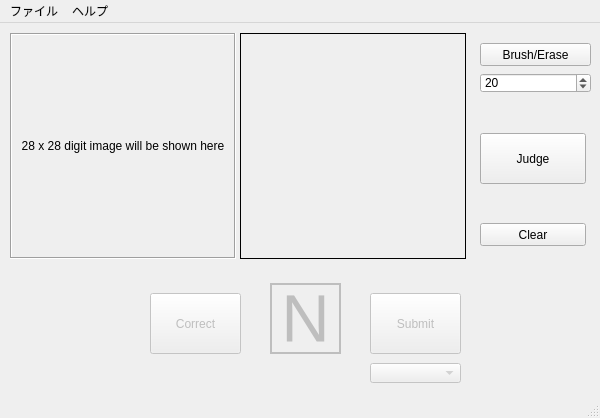
Qt form mainUI.ui (matsu490/MNISTer) before a commit.
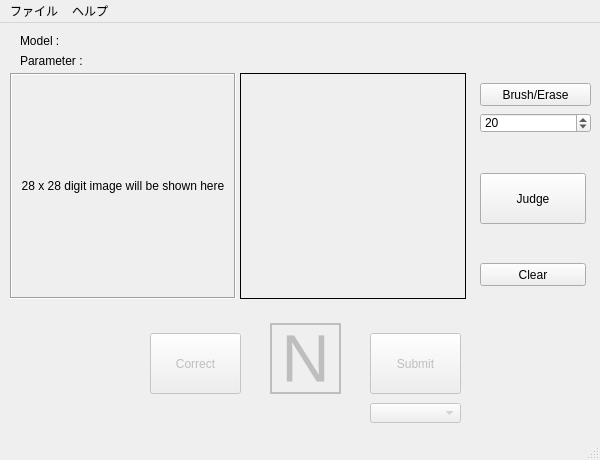
The same form after that commit.

Commit message: added labels for model and parameter

The edit to the form file:
```diff
--- a/mainUI.ui
+++ b/mainUI.ui
@@ -7,7 +7,7 @@
     <x>0</x>
     <y>0</y>
     <width>600</width>
-    <height>418</height>
+    <height>460</height>
    </rect>
   </property>
   <property name="sizePolicy">
@@ -19,13 +19,13 @@
   <property name="minimumSize">
    <size>
     <width>600</width>
-    <height>418</height>
+    <height>460</height>
    </size>
   </property>
   <property name="maximumSize">
    <size>
     <width>600</width>
-    <height>418</height>
+    <height>460</height>
    </size>
   </property>
   <property name="windowTitle">
@@ -45,7 +45,7 @@
     <property name="geometry">
      <rect>
       <x>270</x>
-      <y>260</y>
+      <y>300</y>
       <width>71</width>
       <height>71</height>
      </rect>
@@ -72,7 +72,7 @@
     <property name="geometry">
      <rect>
       <x>240</x>
-      <y>10</y>
+      <y>50</y>
       <width>226</width>
       <height>226</height>
      </rect>
@@ -93,7 +93,7 @@
     <property name="geometry">
      <rect>
       <x>480</x>
-      <y>200</y>
+      <y>240</y>
       <width>106</width>
       <height>23</height>
      </rect>
@@ -106,7 +106,7 @@
     <property name="geometry">
      <rect>
       <x>480</x>
-      <y>50</y>
+      <y>90</y>
       <width>111</width>
       <height>20</height>
      </rect>
@@ -125,7 +125,7 @@
     <property name="geometry">
      <rect>
       <x>480</x>
-      <y>110</y>
+      <y>150</y>
       <width>106</width>
       <height>51</height>
      </rect>
@@ -138,7 +138,7 @@
     <property name="geometry">
      <rect>
       <x>480</x>
-      <y>20</y>
+      <y>60</y>
       <width>111</width>
       <height>23</height>
      </rect>
@@ -154,7 +154,7 @@
     <property name="geometry">
      <rect>
       <x>370</x>
-      <y>340</y>
+      <y>380</y>
       <width>91</width>
       <height>20</height>
      </rect>
@@ -179,7 +179,7 @@
     <property name="geometry">
      <rect>
       <x>370</x>
-      <y>270</y>
+      <y>310</y>
       <width>91</width>
       <height>61</height>
      </rect>
@@ -195,7 +195,7 @@
     <property name="geometry">
      <rect>
       <x>150</x>
-      <y>270</y>
+      <y>310</y>
       <width>91</width>
       <height>61</height>
      </rect>
@@ -208,7 +208,7 @@
     <property name="geometry">
      <rect>
       <x>10</x>
-      <y>10</y>
+      <y>50</y>
       <width>226</width>
       <height>226</height>
      </rect>
@@ -226,6 +226,58 @@
      <set>Qt::AlignCenter</set>
     </property>
    </widget>
+   <widget class="QLabel" name="ModelTitleLabel">
+    <property name="geometry">
+     <rect>
+      <x>20</x>
+      <y>10</y>
+      <width>91</width>
+      <height>16</height>
+     </rect>
+    </property>
+    <property name="text">
+     <string>Model :</string>
+    </property>
+   </widget>
+   <widget class="QLabel" name="ModelLabel">
+    <property name="geometry">
+     <rect>
+      <x>120</x>
+      <y>10</y>
+      <width>441</width>
+      <height>16</height>
+     </rect>
+    </property>
+    <property name="text">
+     <string/>
+    </property>
+   </widget>
+   <widget class="QLabel" name="ParameterTitleLabel">
+    <property name="geometry">
+     <rect>
+      <x>20</x>
+      <y>30</y>
+      <width>91</width>
+      <height>16</height>
+     </rect>
+    </property>
+    <property name="text">
+     <string>Parameter :</string>
+    </property>
+   </widget>
+   <widget class="QLabel" name="ParameterLabel">
+    <property name="geometry">
+     <rect>
+      <x>120</x>
+      <y>30</y>
+      <width>441</width>
+      <height>16</height>
+     </rect>
+    </property>
+    <property name="text">
+     <string/>
+    </property>
+   </widget>
   </widget>
   <widget class="QMenuBar" name="menubar">
    <property name="geometry">
```
